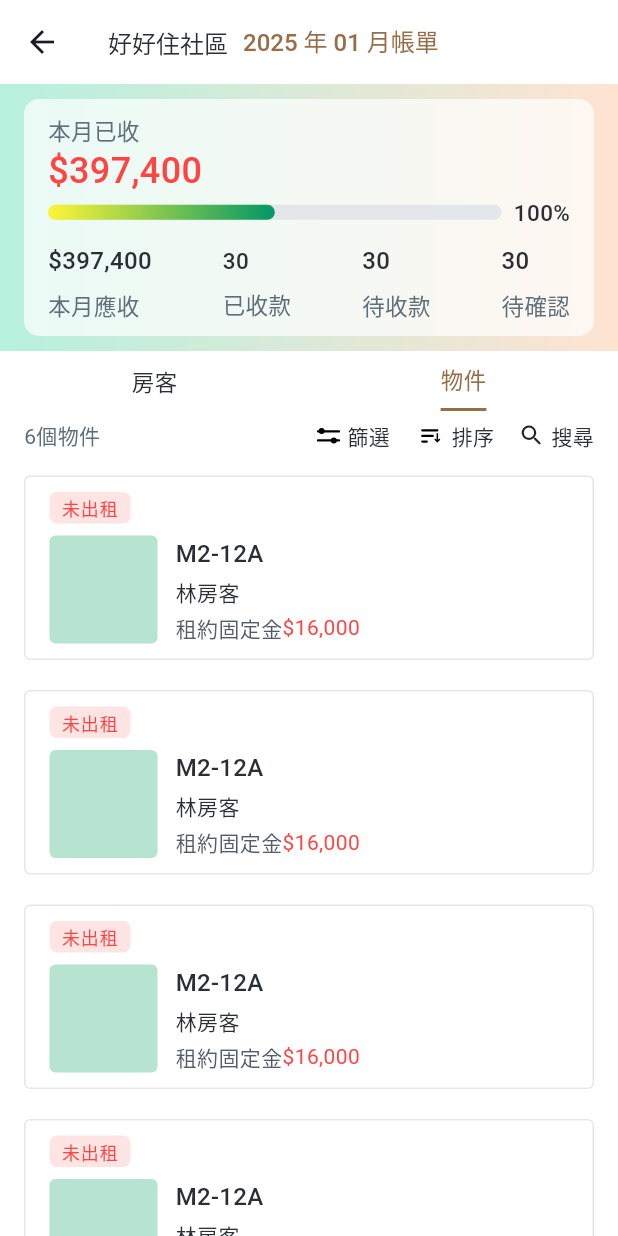
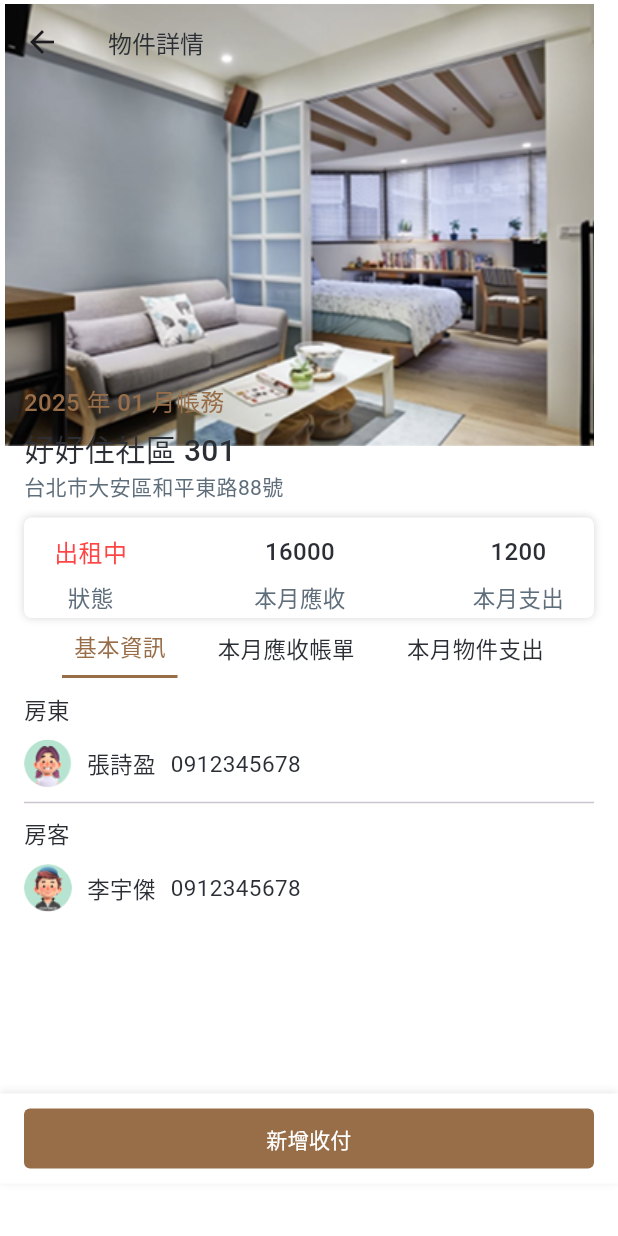
Before and after one commit to datapkt-dev/mylo-app, a Flutter app: the MonthlyStatisticsPage screen opened directly, after a tap on "物件", after a tap on "未出租", on a phone screen of 412 x 824 dp. Run offline on Flutter 3.47's test engine with Material 3 defaults, Android fonts, the phone set to English and light mode, and no system bars; our stand-ins replace flutter_svg, gap, image_picker, qr_flutter, timelines_plus; Roboto replaces fonts that are missing (PingFang SC, PingFang TC); project files that could hold a hidden picture were left out.

Commit message:
[add] 1. tenant_details.dart 2. property_details.dart

```diff
--- a/lib/modules/main_accounts/pages/community_statistics.dart
+++ b/lib/modules/community_statistics/community_statistics.dart
@@ -1,6 +1,6 @@
 import 'package:flutter/material.dart';
 import 'package:flutter_svg/svg.dart';
-import 'package:mylo/modules/main_accounts/pages/monthly_statistics.dart';
+import 'package:mylo/modules/monthly_statistics/monthly_statistics.dart';
 
 class CommunityStatisticsPage extends StatefulWidget {
   const CommunityStatisticsPage({super.key});
@@ -33,7 +33,8 @@ class _CommunityStatisticsPageState extends State<CommunityStatisticsPage> {
               ),
               SizedBox(width: 10,),
               Text(
-                '台北市大安區和平東路88號',
+                '台北市大安區和平東路88號＋'
+                    '',
                 style: TextStyle(
                   color: const Color(0xFF5F6E7B),
                   fontSize: 14,
--- a/lib/modules/main_accounts/widgets/community_widget.dart
+++ b/lib/modules/main_accounts/widgets/community_widget.dart
@@ -1,6 +1,6 @@
 import 'package:flutter/material.dart';
 import 'package:flutter_svg/svg.dart';
-import 'package:mylo/modules/main_accounts/pages/community_statistics.dart';
+import 'package:mylo/modules/community_statistics/community_statistics.dart';
 
 class CommunityWidget extends StatefulWidget {
   const CommunityWidget({super.key});
--- a/lib/modules/main_accounts/pages/monthly_statistics.dart
+++ b/lib/modules/monthly_statistics/monthly_statistics.dart
@@ -1,7 +1,6 @@
 import 'package:flutter/material.dart';
-import 'package:flutter_svg/svg.dart';
-import 'package:mylo/modules/main_accounts/widgets/monthly_statistics_widget_property.dart';
-import 'package:mylo/modules/main_accounts/widgets/monthly_statistics_widget_tenant.dart';
+import 'package:mylo/modules/monthly_statistics/widgets/monthly_statistics_widget_property.dart';
+import 'package:mylo/modules/monthly_statistics/widgets/monthly_statistics_widget_tenant.dart';
 
 class MonthlyStatisticsPage extends StatefulWidget {
   const MonthlyStatisticsPage({super.key});
--- /dev/null
+++ b/lib/modules/monthly_statistics/pages/property_details.dart
@@ -0,0 +1,369 @@
+import 'package:flutter/material.dart';
+
+class PropertyDetailsPage extends StatefulWidget {
+  const PropertyDetailsPage({super.key});
+
+  @override
+  State<PropertyDetailsPage> createState() => _PropertyDetailsPageState();
+}
+
+class _PropertyDetailsPageState extends State<PropertyDetailsPage> {
+  List<String> tabs = ['基本資訊', '本月應收帳單', '本月物件支出',];
+  int selectedTab = 0;
+
+  @override
+  Widget build(BuildContext context) {
+    return Container(
+      color: Colors.white,
+      child: Stack(
+        children: [
+          SizedBox(
+            height: 300,
+            child: Image.asset('assets/images/property_internal.png'),
+          ),
+          Expanded(
+            child: Scaffold(
+              backgroundColor: Colors.transparent,
+              appBar: AppBar(
+                backgroundColor: Colors.transparent,
+                scrolledUnderElevation: 0,
+                centerTitle: false,
+                title: Text(
+                  '物件詳情',
+                  style: TextStyle(
+                    color: const Color(0xFF2B2F35),
+                    fontSize: 16,
+                    fontFamily: 'PingFang SC',
+                    fontWeight: FontWeight.w500,
+                  ),
+                ),
+              ),
+              body: Column(
+                children: [
+                  Expanded(
+                    child: Padding(
+                      padding: EdgeInsets.symmetric(horizontal: 16,),
+                      child: SingleChildScrollView(
+                        child: Column(
+                          crossAxisAlignment: CrossAxisAlignment.start,
+                          children: [
+                            SizedBox(
+                              height: 200,
+                            ),
+                            Text(
+                              '2025 年 01 月帳務',
+                              textAlign: TextAlign.right,
+                              style: TextStyle(
+                                color: const Color(0xFF986E49),
+                                fontSize: 16,
+                                fontFamily: 'PingFang SC',
+                                fontWeight: FontWeight.w500,
+                              ),
+                            ),
+                            SizedBox(height: 4,),
+                            Text(
+                              '好好住社區 301',
+                              style: TextStyle(
+                                color: const Color(0xFF2B2F35),
+                                fontSize: 20,
+                                fontFamily: 'PingFang SC',
+                                fontWeight: FontWeight.w500,
+                              ),
+                            ),
+                            Text(
+                              '台北市大安區和平東路88號',
+                              style: TextStyle(
+                                color: const Color(0xFF5F6E7B),
+                                fontSize: 14,
+                                fontFamily: 'PingFang TC',
+                                fontWeight: FontWeight.w400,
+                              ),
+                            ),
+                            SizedBox(height: 10,),
+                            Container(
+                              width: double.infinity,
+                              height: 67,
+                              padding: const EdgeInsets.symmetric(horizontal: 20),
+                              decoration: ShapeDecoration(
+                                color: Colors.white,
+                                shape: RoundedRectangleBorder(borderRadius: BorderRadius.circular(5)),
+                                shadows: [
+                                  BoxShadow(
+                                    color: Color(0x33333333),
+                                    blurRadius: 4,
+                                    offset: Offset(0, 0),
+                                    spreadRadius: 0,
+                                  )
+                                ],
+                              ),
+                              child: Row(
+                                mainAxisAlignment: MainAxisAlignment.spaceBetween,
+                                children: [
+                                  SizedBox(
+                                    height: 60,
+                                    child: Column(
+                                      mainAxisAlignment: MainAxisAlignment.end,
+                                      children: [
+                                        Text(
+                                          '出租中',
+                                          textAlign: TextAlign.center,
+                                          style: TextStyle(
+                                            color: const Color(0xFFFF4444),
+                                            fontSize: 16,
+                                            fontFamily: 'PingFang SC',
+                                            fontWeight: FontWeight.w500,
+                                          ),
+                                        ),
+                                        SizedBox(height: 8,),
+                                        Text(
+                                          '狀態',
+                                          textAlign: TextAlign.center,
+                                          style: TextStyle(
+                                            color: const Color(0xFF5F6E7B),
+                                            fontSize: 15,
+                                            fontFamily: 'PingFang TC',
+                                            fontWeight: FontWeight.w400,
+                                          ),
+                                        ),
+                                      ],
+                                    ),
+                                  ),
+                                  SizedBox(
+                                    height: 60,
+                                    child: Column(
+                                      mainAxisAlignment: MainAxisAlignment.end,
+                                      children: [
+                                        Text(
+                                          '16000',
+                                          textAlign: TextAlign.center,
+                                          style: TextStyle(
+                                            color: const Color(0xFF2B2F35),
+                                            fontSize: 16,
+                                            fontFamily: 'PingFang SC',
+                                            fontWeight: FontWeight.w500,
+                                          ),
+                                        ),
+                                        SizedBox(height: 8,),
+                                        Text(
+                                          '本月應收',
+                                          style: TextStyle(
+                                            color: const Color(0xFF5F6E7B),
+                                            fontSize: 15,
+                                            fontFamily: 'PingFang TC',
+                                            fontWeight: FontWeight.w400,
+                                          ),
+                                        ),
+                                      ],
+                                    ),
+                                  ),
+                                  SizedBox(
+                                    height: 60,
+                                    child: Column(
+                                      mainAxisAlignment: MainAxisAlignment.end,
+                                      children: [
+                                        Text(
+                                          '1200',
+                                          textAlign: TextAlign.center,
+                                          style: TextStyle(
+                                            color: const Color(0xFF2B2F35),
+                                            fontSize: 16,
+                                            fontFamily: 'PingFang SC',
+                                            fontWeight: FontWeight.w500,
+                                          ),
+                                        ),
+                                        SizedBox(height: 8,),
+                                        Text(
+                                          '本月支出',
+                                          style: TextStyle(
+                                            color: const Color(0xFF5F6E7B),
+                                            fontSize: 15,
+                                            fontFamily: 'PingFang TC',
+                                            fontWeight: FontWeight.w400,
+                                          ),
+                                        ),
+                                      ],
+                                    ),
+                                  ),
+                                ],
+                              ),
+                            ),
+                            Container(
+                              height: 40,
+                              padding: EdgeInsets.symmetric(horizontal: 16,),
+                              child: Row(
+                                mainAxisAlignment: MainAxisAlignment.spaceAround,
+                                children: List.generate(tabs.length, (index) {
+                                  return GestureDetector(
+                                    onTap: () {
+                                      setState(() {
+                                        selectedTab = index;
+                                      });
+                                    },
+                                    child: Container(
+                                      height: double.infinity,
+                                      alignment: Alignment.center,
+                                      padding: EdgeInsets.symmetric(horizontal: 8),
+                                      decoration: selectedTab == index ? const BoxDecoration(
+                                        border: Border(
+                                          bottom: BorderSide(
+                                            width: 2,
+                                            color: Color(0xFF986E49),
+                                          ),
+                                        ),
+                                      ) : null,
+                                      child: Text(
+                                        tabs[index],
+                                        style: TextStyle(
+                                          color: selectedTab == index ? const Color(0xFF986E49) : const Color(0xFF2B2F35),
+                                          fontSize: 15,
+                                          fontFamily: 'PingFang TC',
+                                          fontWeight: FontWeight.w400,
+                                        ),
+                                      ),
+                                    ),
+                                  );
+                                }),
+                              ),
+                            ),
+                            SizedBox(height: 10,),
+                            Text(
+                              '房東',
+                              style: TextStyle(
+                                color: const Color(0xFF2B2F35),
+                                fontSize: 15,
+                                fontFamily: 'PingFang SC',
+                                fontWeight: FontWeight.w500,
+                              ),
+                            ),
+                            SizedBox(height: 10,),
+                            Row(
+                              children: [
+                                SizedBox(
+                                  width: 32,
+                                  height: 32,
+                                  child: ClipOval(
+                                    child: Image.asset(
+                                      'assets/images/contract_new/customer_female.png',
+                                      fit: BoxFit.cover,
+                                    ),
+                                  ),
+                                ),
+                                SizedBox(width: 10,),
+                                Text(
+                                  '張詩盈',
+                                  style: TextStyle(
+                                    color: const Color(0xFF2B2F35),
+                                    fontSize: 15,
+                                    fontFamily: 'PingFang TC',
+                                    fontWeight: FontWeight.w400,
+                                  ),
+                                ),
+                                SizedBox(width: 10,),
+                                Text(
+                                  '0912345678',
+                                  style: TextStyle(
+                                    color: const Color(0xFF2B2F35),
+                                    fontSize: 15,
+                                    fontFamily: 'PingFang TC',
+                                    fontWeight: FontWeight.w400,
+                                  ),
+                                ),
+                              ],
+                            ),
+                            Divider(
+                              height: 20,
+                              thickness: 1,
+                            ),
+                            Text(
+                              '房客',
+                              style: TextStyle(
+                                color: const Color(0xFF2B2F35),
+                                fontSize: 15,
+                                fontFamily: 'PingFang SC',
+                                fontWeight: FontWeight.w500,
+                              ),
+                            ),
+                            SizedBox(height: 10,),
+                            Row(
+                              children: [
+                                SizedBox(
+                                  width: 32,
+                                  height: 32,
+                                  child: ClipOval(
+                                    child: Image.asset(
+                                      'assets/images/contract_new/customer_male.png',
+                                      fit: BoxFit.cover,
+                                    ),
+                                  ),
+                                ),
+                                SizedBox(width: 10,),
+                                Text(
+                                  '李宇傑',
+                                  style: TextStyle(
+                                    color: const Color(0xFF2B2F35),
+                                    fontSize: 15,
+                                    fontFamily: 'PingFang TC',
+                                    fontWeight: FontWeight.w400,
+                                  ),
+                                ),
+                                SizedBox(width: 10,),
+                                Text(
+                                  '0912345678',
+                                  style: TextStyle(
+                                    color: const Color(0xFF2B2F35),
+                                    fontSize: 15,
+                                    fontFamily: 'PingFang TC',
+                                    fontWeight: FontWeight.w400,
+                                  ),
+                                ),
+                              ],
+                            ),
+                          ],
+                        ),
+                      ),
+                    ),
+                  ),
+                  Container(
+                    padding: const EdgeInsets.symmetric(horizontal: 16, vertical: 10),
+                    decoration: BoxDecoration(
+                      color: Colors.white,
+                      boxShadow: [
+                        BoxShadow(
+                          color: Color(0x19000000),
+                          blurRadius: 4,
+                          offset: Offset(0, -1),
+                          spreadRadius: 0,
+                        )
+                      ],
+                    ),
+                    child: Container(
+                      width: double.infinity,
+                      height: 40,
+                      padding: const EdgeInsets.symmetric(horizontal: 16, vertical: 10),
+                      clipBehavior: Clip.antiAlias,
+                      decoration: ShapeDecoration(
+                        color: const Color(0xFF986E49),
+                        shape: RoundedRectangleBorder(borderRadius: BorderRadius.circular(4)),
+                      ),
+                      child: Text(
+                        '新增收付',
+                        textAlign: TextAlign.center,
+                        style: TextStyle(
+                          color: Colors.white,
+                          fontSize: 14,
+                          fontFamily: 'PingFang SC',
+                          fontWeight: FontWeight.w500,
+                        ),
+                      ),
+                    ),
+                  ),
+                  SizedBox(height: 35,)
+                ],
+              ),
+            ),
+          ),
+        ],
+      ),
+    );
+  }
+}
--- a/lib/modules/main_accounts/widgets/monthly_statistics_widget_property.dart
+++ b/lib/modules/monthly_statistics/widgets/monthly_statistics_widget_property.dart
@@ -1,5 +1,7 @@
 import 'package:flutter/material.dart';
 import 'package:flutter_svg/svg.dart';
+
+import '../pages/property_details.dart';
 
 class MonthlyStatisticsWidgetProperty extends StatefulWidget {
   const MonthlyStatisticsWidgetProperty({super.key});
@@ -91,7 +93,7 @@ class _MonthlyStatisticsWidgetPropertyState extends State<MonthlyStatisticsWidge
                 children: List.generate(6, (index) {
                   return GestureDetector(
                     onTap: () {
-                      // Navigator.push(context, MaterialPageRoute(builder: (context) => CommunityStatisticsPage(),),);
+                      Navigator.push(context, MaterialPageRoute(builder: (context) => PropertyDetailsPage(),),);
                     },
                     child: Container(
                       width: double.infinity,
--- a/lib/modules/main_accounts/widgets/monthly_statistics_widget_tenant.dart
+++ b/lib/modules/monthly_statistics/widgets/monthly_statistics_widget_tenant.dart
@@ -1,5 +1,7 @@
 import 'package:flutter/material.dart';
 import 'package:flutter_svg/svg.dart';
+
+import '../pages/tenant_details.dart';
 
 class MonthlyStatisticsWidgetTenant extends StatefulWidget {
   const MonthlyStatisticsWidgetTenant({super.key});
@@ -91,7 +93,7 @@ class _MonthlyStatisticsWidgetTenantState extends State<MonthlyStatisticsWidgetT
                 children: List.generate(6, (index) {
                   return GestureDetector(
                     onTap: () {
-                      // Navigator.push(context, MaterialPageRoute(builder: (context) => CommunityStatisticsPage(),),);
+                      Navigator.push(context, MaterialPageRoute(builder: (context) => TenantDetailsPage(),),);
                     },
                     child: Container(
                       width: double.infinity,
--- a/pubspec.yaml
+++ b/pubspec.yaml
@@ -92,6 +92,7 @@ flutter:
     - assets/images/contract_new/customer_female.png
     - assets/images/user.png
     - assets/images/property.png
+    - assets/images/property_internal.png
 
   # An image asset can refer to one or more resolution-specific "variants", see
   # https://flutter.dev/to/resolution-aware-images
```
Also changed, not shown: lib/modules/monthly_statistics/pages/tenant_details.dart (added, +316 -0 lines), assets/images/property_internal.png (added).
